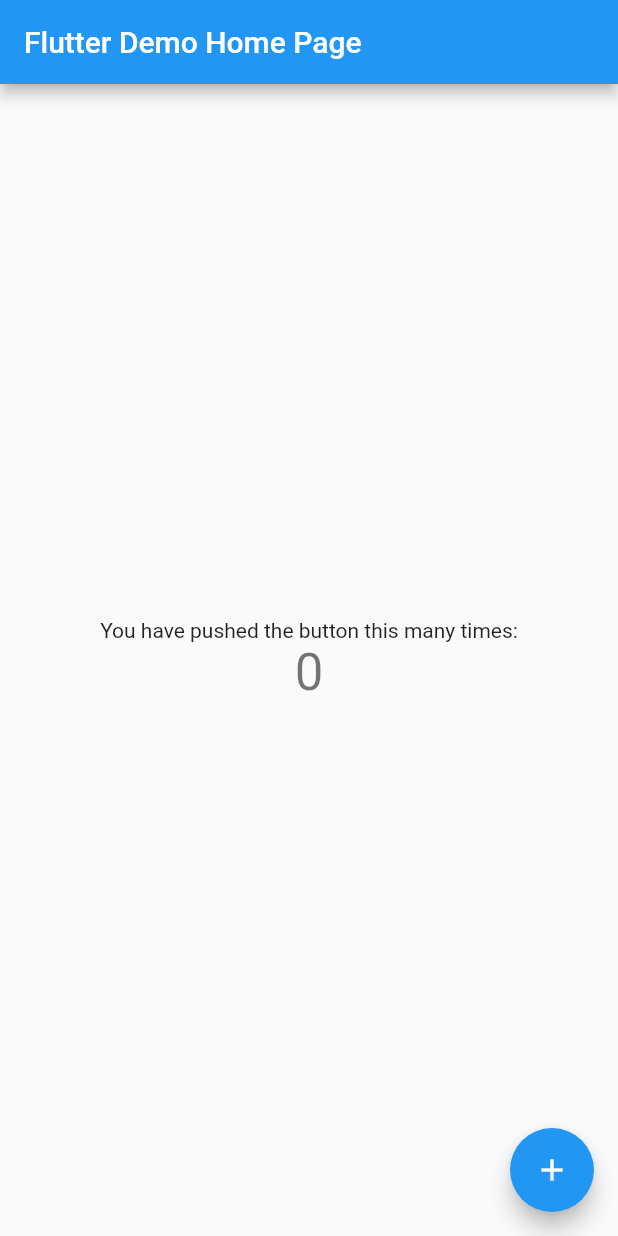
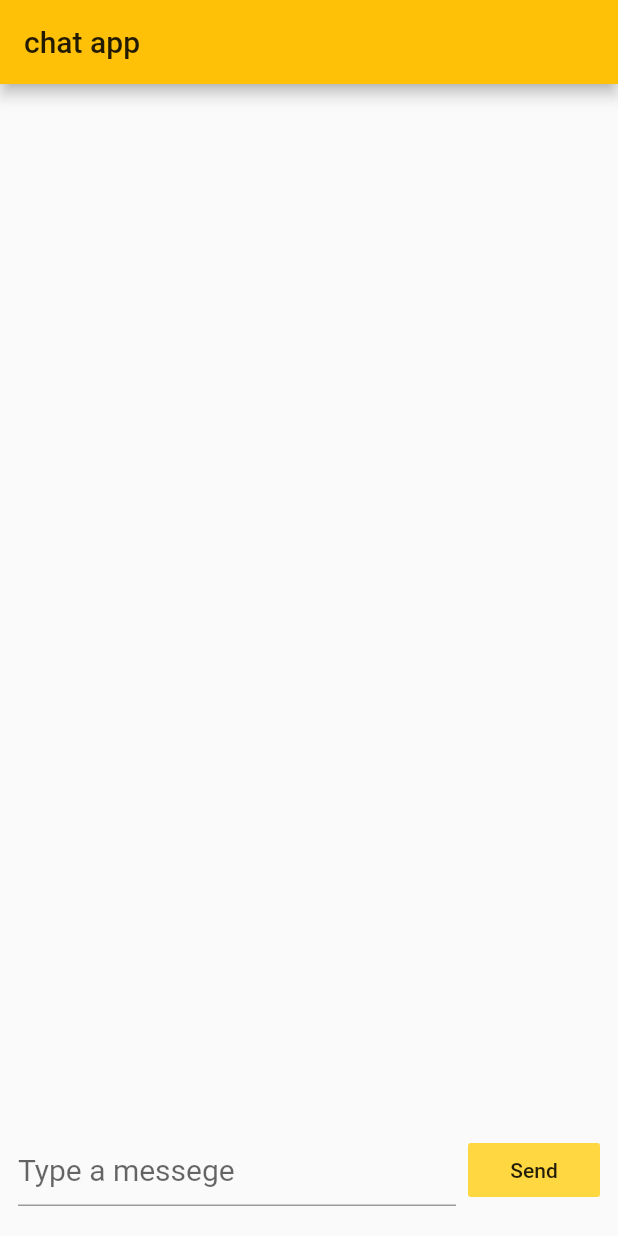
Before and after one commit to bbangnambong/bbang-messenger, a Flutter app: the screen it shows after launch, on a phone screen of 412 x 824 dp. Run offline on Flutter 3.47's test engine with Material 2 defaults, Android fonts, the phone set to English and light mode, and no system bars; our stand-ins replace logger.

Commit message:
chat_message

```diff
--- a/messenger_app/lib/main.dart
+++ b/messenger_app/lib/main.dart
@@ -1,113 +1,20 @@
 import 'package:flutter/material.dart';
+import 'package:messenger_app/my_home_page.dart';
 
 void main() {
   runApp(MyApp());
 }
 
 class MyApp extends StatelessWidget {
-  // This widget is the root of your application.
   @override
   Widget build(BuildContext context) {
     return MaterialApp(
-      title: 'Flutter Demo',
+      title: 'messenger',
       theme: ThemeData(
-        // This is the theme of your application.
-        //
-        // Try running your application with "flutter run". You'll see the
-        // application has a blue toolbar. Then, without quitting the app, try
-        // changing the primarySwatch below to Colors.green and then invoke
-        // "hot reload" (press "r" in the console where you ran "flutter run",
-        // or simply save your changes to "hot reload" in a Flutter IDE).
-        // Notice that the counter didn't reset back to zero; the application
-        // is not restarted.
-        primarySwatch: Colors.blue,
+        primarySwatch: Colors.amber,
+        visualDensity: VisualDensity.adaptivePlatformDensity,
       ),
-      home: MyHomePage(title: 'Flutter Demo Home Page'),
+      home: MyHomePage(),
     );
   }
 }
-
-class MyHomePage extends StatefulWidget {
-  MyHomePage({Key key, this.title}) : super(key: key);
-
-  // This widget is the home page of your application. It is stateful, meaning
-  // that it has a State object (defined below) that contains fields that affect
-  // how it looks.
-
-  // This class is the configuration for the state. It holds the values (in this
-  // case the title) provided by the parent (in this case the App widget) and
-  // used by the build method of the State. Fields in a Widget subclass are
-  // always marked "final".
-
-  final String title;
-
-  @override
-  _MyHomePageState createState() => _MyHomePageState();
-}
-
-class _MyHomePageState extends State<MyHomePage> {
-  int _counter = 0;
-
-  void _incrementCounter() {
-    setState(() {
-      // This call to setState tells the Flutter framework that something has
-      // changed in this State, which causes it to rerun the build method below
-      // so that the display can reflect the updated values. If we changed
-      // _counter without calling setState(), then the build method would not be
-      // called again, and so nothing would appear to happen.
-      _counter++;
-    });
-  }
-
-  @override
-  Widget build(BuildContext context) {
-    // This method is rerun every time setState is called, for instance as done
-    // by the _incrementCounter method above.
-    //
-    // The Flutter framework has been optimized to make rerunning build methods
-    // fast, so that you can just rebuild anything that needs updating rather
-    // than having to individually change instances of widgets.
-    return Scaffold(
-      appBar: AppBar(
-        // Here we take the value from the MyHomePage object that was created by
-        // the App.build method, and use it to set our appbar title.
-        title: Text(widget.title),
-      ),
-      body: Center(
-        // Center is a layout widget. It takes a single child and positions it
-        // in the middle of the parent.
-        child: Column(
-          // Column is also a layout widget. It takes a list of children and
-          // arranges them vertically. By default, it sizes itself to fit its
-          // children horizontally, and tries to be as tall as its parent.
-          //
-          // Invoke "debug painting" (press "p" in the console, choose the
-          // "Toggle Debug Paint" action from the Flutter Inspector in Android
-          // Studio, or the "Toggle Debug Paint" command in Visual Studio Code)
-          // to see the wireframe for each widget.
-          //
-          // Column has various properties to control how it sizes itself and
-          // how it positions its children. Here we use mainAxisAlignment to
-          // center the children vertically; the main axis here is the vertical
-          // axis because Columns are vertical (the cross axis would be
-          // horizontal).
-          mainAxisAlignment: MainAxisAlignment.center,
-          children: <Widget>[
-            Text(
-              'You have pushed the button this many times:',
-            ),
-            Text(
-              '$_counter',
-              style: Theme.of(context).textTheme.headline4,
-            ),
-          ],
-        ),
-      ),
-      floatingActionButton: FloatingActionButton(
-        onPressed: _incrementCounter,
-        tooltip: 'Increment',
-        child: Icon(Icons.add),
-      ), // This trailing comma makes auto-formatting nicer for build methods.
-    );
-  }
-}
--- /dev/null
+++ b/messenger_app/lib/my_home_page.dart
@@ -0,0 +1,75 @@
+import 'package:flutter/material.dart';
+import 'package:logger/logger.dart';
+import 'package:messenger_app/chat_message.dart';
+
+class MyHomePage extends StatefulWidget {
+  @override
+  _MyHomePageState createState() => _MyHomePageState();
+}
+
+class _MyHomePageState extends State<MyHomePage> {
+  GlobalKey<AnimatedListState> _animlistkey = GlobalKey<AnimatedListState>();
+
+  TextEditingController _textEditingController = TextEditingController();
+  List<ChatMessage> _chats = [];
+  @override
+  Widget build(BuildContext context) {
+    return Scaffold(
+      appBar: AppBar(
+        title: Text("chat app"),
+      ),
+      body: Column(
+        children: [
+          Expanded(
+            child: AnimatedList(
+              key: _animlistkey,
+              reverse: true,
+              itemBuilder:
+                  (BuildContext context, int index, Animation animation) {
+                return _chats[index];
+              },
+            ),
+          ),
+          Container(
+            padding: EdgeInsets.only(left: 12.0, right: 12.0, bottom: 20),
+            child: Row(
+              children: [
+                Expanded(
+                  child: TextField(
+                    controller: _textEditingController,
+                    decoration: InputDecoration(
+                      hintText: "Type a messege",
+                      hintStyle: TextStyle(fontSize: 20),
+                    ),
+                    onSubmitted: (String text) {
+                      sendMessege(text);
+                    },
+                  ),
+                ),
+                SizedBox(
+                  width: 8.0,
+                ),
+                FlatButton(
+                  onPressed: () {
+                    sendMessege(_textEditingController.text);
+                  },
+                  child: Text("Send"),
+                  color: Colors.amberAccent,
+                ),
+              ],
+            ),
+          ),
+        ],
+      ),
+    );
+  }
+
+  void sendMessege(String text) {
+    Logger().d("submitted: $text");
+    _textEditingController.clear();
+    ChatMessage newchat = ChatMessage(text);
+    setState(() {
+      _chats.insert(0, newchat);
+    });
+  }
+}
```
Also changed, not shown: messenger_app/lib/chat_message.dart (added, +39 -0 lines).
